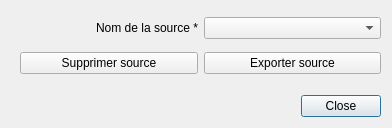
Above: forms/Ui_export_delete_poi_dialog.ui from datagistips/territoires-ville.TempusAccess before the change. Below: the same form after it.
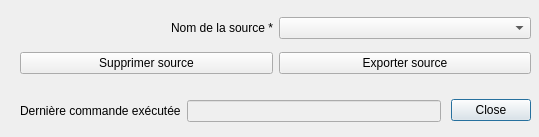
That is the form after the change.

Diff of the .ui file:
```diff
--- a/forms/Ui_export_delete_poi_dialog.ui
+++ b/forms/Ui_export_delete_poi_dialog.ui
@@ -6,8 +6,8 @@
    <rect>
     <x>0</x>
     <y>0</y>
-    <width>392</width>
-    <height>128</height>
+    <width>539</width>
+    <height>137</height>
    </rect>
   </property>
   <property name="windowTitle">
@@ -16,10 +16,10 @@
   <widget class="QDialogButtonBox" name="buttonBox">
    <property name="geometry">
     <rect>
-     <x>200</x>
+     <x>350</x>
      <y>90</y>
      <width>181</width>
-     <height>32</height>
+     <height>41</height>
     </rect>
    </property>
    <property name="orientation">
@@ -34,7 +34,7 @@
     <rect>
      <x>20</x>
      <y>10</y>
-     <width>361</width>
+     <width>511</width>
      <height>71</height>
     </rect>
    </property>
@@ -68,6 +68,32 @@
     </item>
    </layout>
   </widget>
+  <widget class="QWidget" name="layoutWidget">
+   <property name="geometry">
+    <rect>
+     <x>20</x>
+     <y>100</y>
+     <width>421</width>
+     <height>22</height>
+    </rect>
+   </property>
+   <layout class="QHBoxLayout" name="horizontalLayout">
+    <item>
+     <widget class="QLabel" name="label_5">
+      <property name="text">
+       <string>Dernière commande exécutée</string>
+      </property>
+     </widget>
+    </item>
+    <item>
+     <widget class="QLineEdit" name="lineEditCommand">
+      <property name="enabled">
+       <bool>false</bool>
+      </property>
+     </widget>
+    </item>
+   </layout>
+  </widget>
  </widget>
  <resources/>
  <connections>
```
